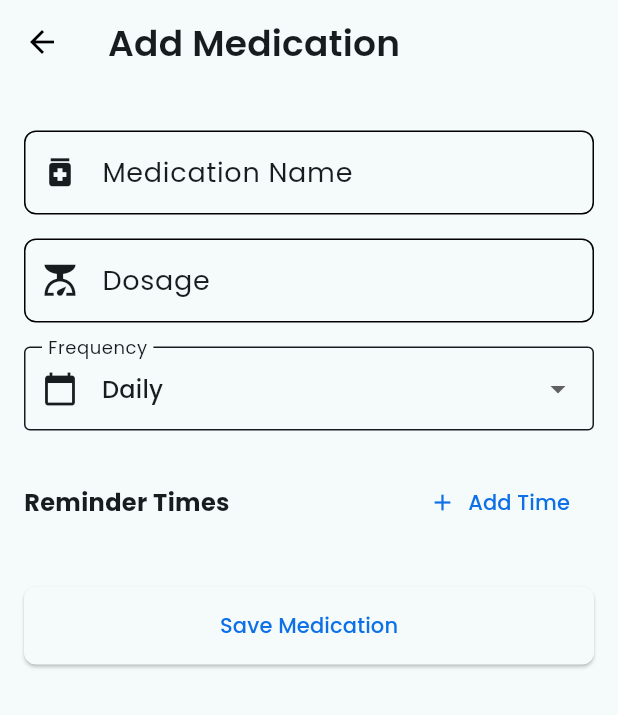
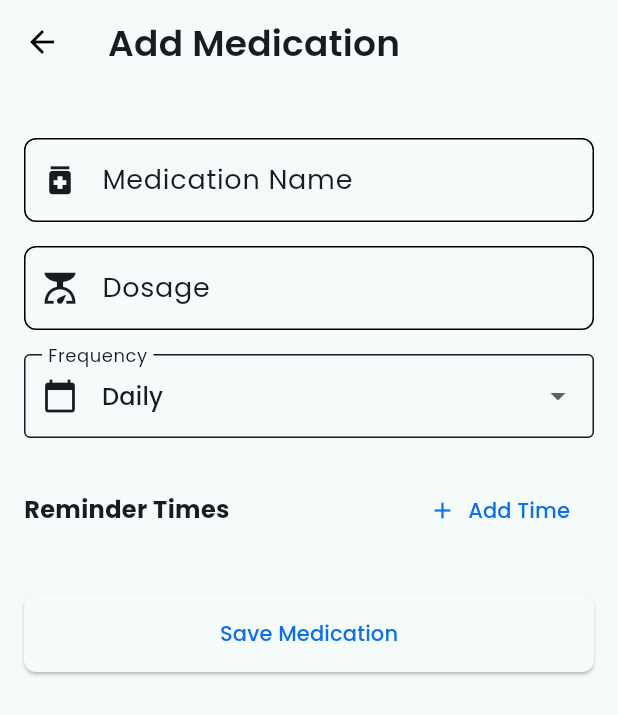
Before and after one commit to andriimobdev25/healthcare-app, a Flutter app: the AddMedicationPage screen opened directly, on a phone screen of 412 x 824 dp. Shown: the top 715 px of the screen. Run offline on Flutter 3.47's test engine with Material 3 defaults, Android fonts, the phone set to English and light mode, and no system bars; our stand-ins replace animate_do, cloud_firestore, firebase_auth, firebase_core, firebase_messaging, firebase_storage and 8 more; missing offline and left inert: google_mlkit_text_recognition; accounts and stored records are empty; network calls fail.

Commit message:
Increase spacing above medication name input field in AddMedicationPage

```diff
--- a/lib/pages/userprofile/add_meditation_screen.dart
+++ b/lib/pages/userprofile/add_meditation_screen.dart
@@ -110,7 +110,7 @@ class _AddMedicationPageState extends State<AddMedicationPage> {
             crossAxisAlignment: CrossAxisAlignment.stretch,
             children: [
               SizedBox(
-                height: 15,
+                height: 20,
               ),
               CustomInput(
                 controller: _medicationNameController,
```
